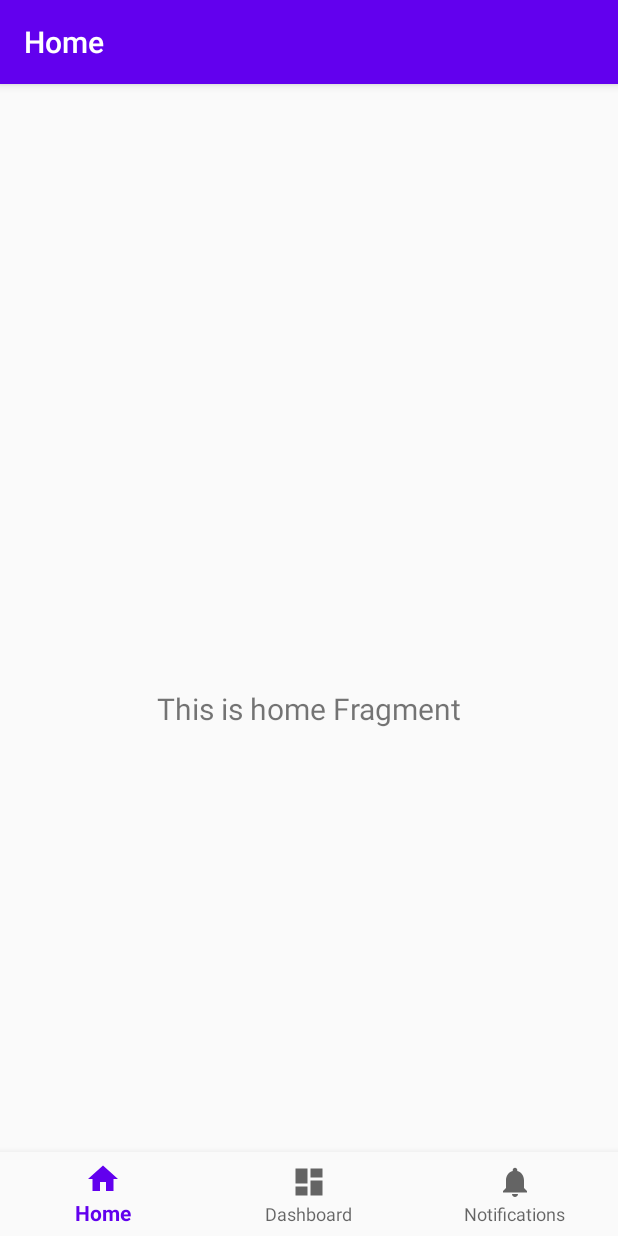
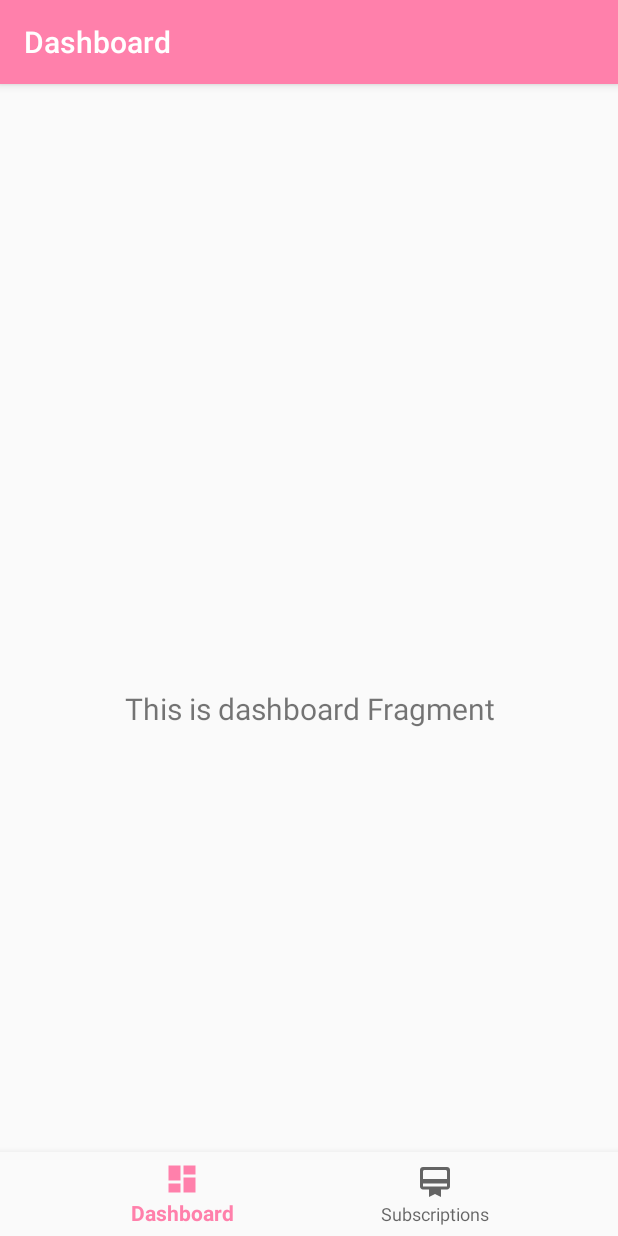
Before and after one commit to XinnyLiuu/Piggy, an Android app: the screen it shows after launch (MainActivity), on a phone screen of 412 x 824 dp. Run offline under Robolectric (Android 15) with nearby library versions, the light colour scheme and no system bars; our stand-ins replace navigation-ui.

Commit message:
boilerpalte coede clean up

```diff
--- a/app/build.gradle
+++ b/app/build.gradle
@@ -50,6 +50,8 @@ dependencies {
     implementation 'androidx.lifecycle:lifecycle-extensions:2.2.0'
     implementation 'androidx.navigation:navigation-fragment-ktx:2.2.1'
     implementation 'androidx.navigation:navigation-ui-ktx:2.2.1'
+    implementation 'androidx.legacy:legacy-support-v4:1.0.0'
+    implementation 'androidx.lifecycle:lifecycle-viewmodel-ktx:2.2.0'
     testImplementation 'junit:junit:4.12'
     androidTestImplementation 'androidx.test.ext:junit:1.1.1'
     androidTestImplementation 'androidx.test.espresso:espresso-core:3.2.0'
--- a/app/src/main/java/com/xl4998/piggy/MainActivity.kt
+++ b/app/src/main/java/com/xl4998/piggy/MainActivity.kt
@@ -13,13 +13,13 @@ class MainActivity : AppCompatActivity() {
     override fun onCreate(savedInstanceState: Bundle?) {
         super.onCreate(savedInstanceState)
         setContentView(R.layout.activity_main)
+
+        // Setup navigation
         val navView: BottomNavigationView = findViewById(R.id.nav_view)
-
         val navController = findNavController(R.id.nav_host_fragment)
-        // Passing each menu ID as a set of Ids because each
-        // menu should be considered as top level destinations.
-        val appBarConfiguration = AppBarConfiguration(setOf(
-                R.id.navigation_home, R.id.navigation_dashboard, R.id.navigation_notifications))
+        val appBarConfiguration = AppBarConfiguration(
+            setOf(R.id.navigation_dashboard, R.id.navigation_subscriptions)
+        )
         setupActionBarWithNavController(navController, appBarConfiguration)
         navView.setupWithNavController(navController)
     }
--- a/app/src/main/java/com/xl4998/piggy/ui/home/HomeFragment.kt
+++ /dev/null
@@ -1,31 +0,0 @@
-package com.xl4998.piggy.ui.home
-
-import android.os.Bundle
-import android.view.LayoutInflater
-import android.view.View
-import android.view.ViewGroup
-import android.widget.TextView
-import androidx.fragment.app.Fragment
-import androidx.lifecycle.Observer
-import androidx.lifecycle.ViewModelProviders
-import com.xl4998.piggy.R
-
-class HomeFragment : Fragment() {
-
-    private lateinit var homeViewModel: HomeViewModel
-
-    override fun onCreateView(
-            inflater: LayoutInflater,
-            container: ViewGroup?,
-            savedInstanceState: Bundle?
-    ): View? {
-        homeViewModel =
-                ViewModelProviders.of(this).get(HomeViewModel::class.java)
-        val root = inflater.inflate(R.layout.fragment_home, container, false)
-        val textView: TextView = root.findViewById(R.id.text_home)
-        homeViewModel.text.observe(viewLifecycleOwner, Observer {
-            textView.text = it
-        })
-        return root
-    }
-}
--- a/app/src/main/java/com/xl4998/piggy/ui/home/HomeViewModel.kt
+++ /dev/null
@@ -1,13 +0,0 @@
-package com.xl4998.piggy.ui.home
-
-import androidx.lifecycle.LiveData
-import androidx.lifecycle.MutableLiveData
-import androidx.lifecycle.ViewModel
-
-class HomeViewModel : ViewModel() {
-
-    private val _text = MutableLiveData<String>().apply {
-        value = "This is home Fragment"
-    }
-    val text: LiveData<String> = _text
-}
--- /dev/null
+++ b/app/src/main/res/drawable/round_card_membership_24.xml
@@ -0,0 +1,9 @@
+<vector xmlns:android="http://schemas.android.com/apk/res/android"
+    android:width="24dp"
+    android:height="24dp"
+    android:viewportWidth="24"
+    android:viewportHeight="24">
+  <path
+      android:fillColor="#FFFFFF"
+      android:pathData="M20,2L4,2c-1.11,0 -2,0.89 -2,2v11c0,1.11 0.89,2 2,2h4v5l4,-2 4,2v-5h4c1.11,0 2,-0.89 2,-2L22,4c0,-1.11 -0.89,-2 -2,-2zM20,15L4,15v-2h16v2zM20,10L4,10L4,5c0,-0.55 0.45,-1 1,-1h14c0.55,0 1,0.45 1,1v5z"/>
+</vector>
--- a/app/src/main/res/layout/fragment_home.xml
+++ /dev/null
@@ -1,22 +0,0 @@
-<?xml version="1.0" encoding="utf-8"?>
-<androidx.constraintlayout.widget.ConstraintLayout xmlns:android="http://schemas.android.com/apk/res/android"
-    xmlns:app="http://schemas.android.com/apk/res-auto"
-    xmlns:tools="http://schemas.android.com/tools"
-    android:layout_width="match_parent"
-    android:layout_height="match_parent"
-    tools:context=".ui.home.HomeFragment">
-
-    <TextView
-        android:id="@+id/text_home"
-        android:layout_width="match_parent"
-        android:layout_height="wrap_content"
-        android:layout_marginStart="8dp"
-        android:layout_marginTop="8dp"
-        android:layout_marginEnd="8dp"
-        android:textAlignment="center"
-        android:textSize="20sp"
-        app:layout_constraintBottom_toBottomOf="parent"
-        app:layout_constraintEnd_toEndOf="parent"
-        app:layout_constraintStart_toStartOf="parent"
-        app:layout_constraintTop_toTopOf="parent" />
-</androidx.constraintlayout.widget.ConstraintLayout>
--- a/app/src/main/res/menu/bottom_nav_menu.xml
+++ b/app/src/main/res/menu/bottom_nav_menu.xml
@@ -1,10 +1,5 @@
 <?xml version="1.0" encoding="utf-8"?>
 <menu xmlns:android="http://schemas.android.com/apk/res/android">
-
-    <item
-        android:id="@+id/navigation_home"
-        android:icon="@drawable/ic_home_black_24dp"
-        android:title="@string/title_home" />
 
     <item
         android:id="@+id/navigation_dashboard"
@@ -12,8 +7,8 @@
         android:title="@string/title_dashboard" />
 
     <item
-        android:id="@+id/navigation_notifications"
-        android:icon="@drawable/ic_notifications_black_24dp"
-        android:title="@string/title_notifications" />
+        android:id="@+id/navigation_subscriptions"
+        android:icon="@drawable/round_card_membership_24"
+        android:title="@string/title_subscriptions" />
 
 </menu>
--- a/app/src/main/res/navigation/mobile_navigation.xml
+++ b/app/src/main/res/navigation/mobile_navigation.xml
@@ -3,13 +3,7 @@
     xmlns:app="http://schemas.android.com/apk/res-auto"
     xmlns:tools="http://schemas.android.com/tools"
     android:id="@+id/mobile_navigation"
-    app:startDestination="@+id/navigation_home">
-
-    <fragment
-        android:id="@+id/navigation_home"
-        android:name="com.xl4998.piggy.ui.home.HomeFragment"
-        android:label="@string/title_home"
-        tools:layout="@layout/fragment_home" />
+    app:startDestination="@id/navigation_dashboard">
 
     <fragment
         android:id="@+id/navigation_dashboard"
@@ -18,8 +12,9 @@
         tools:layout="@layout/fragment_dashboard" />
 
     <fragment
-        android:id="@+id/navigation_notifications"
-        android:name="com.xl4998.piggy.ui.notifications.NotificationsFragment"
-        android:label="@string/title_notifications"
-        tools:layout="@layout/fragment_notifications" />
+        android:id="@+id/navigation_subscriptions"
+        android:name="com.xl4998.piggy.ui.subscriptions.SubscriptionsFragment"
+        android:label="@string/title_subscriptions"
+        tools:layout="@layout/fragment_subscriptions" />
+
 </navigation>
--- a/app/src/main/res/values/colors.xml
+++ b/app/src/main/res/values/colors.xml
@@ -1,6 +1,6 @@
 <?xml version="1.0" encoding="utf-8"?>
 <resources>
-    <color name="colorPrimary">#6200EE</color>
-    <color name="colorPrimaryDark">#3700B3</color>
-    <color name="colorAccent">#03DAC5</color>
+    <color name="colorPrimary">#ff80ab</color>
+    <color name="colorPrimaryDark">#c94f7c</color>
+    <color name="colorAccent">#ffb2dd</color>
 </resources>
--- a/app/src/main/res/values/strings.xml
+++ b/app/src/main/res/values/strings.xml
@@ -1,6 +1,5 @@
 <resources>
     <string name="app_name">Piggy</string>
-    <string name="title_home">Home</string>
     <string name="title_dashboard">Dashboard</string>
-    <string name="title_notifications">Notifications</string>
+    <string name="title_subscriptions">Subscriptions</string>
 </resources>
```
Also changed, not shown: app/src/main/java/com/xl4998/piggy/ui/notifications/NotificationsFragment.kt (deleted, +0 -31 lines), app/src/main/java/com/xl4998/piggy/ui/notifications/NotificationsViewModel.kt (deleted, +0 -13 lines), app/src/main/java/com/xl4998/piggy/ui/subscriptions/SubscriptionsFragment.kt (added, +33 -0 lines), app/src/main/java/com/xl4998/piggy/ui/subscriptions/SubscriptionsViewModel.kt (added, +7 -0 lines), app/src/main/res/layout/fragment_subscriptions.xml (renamed from app/src/main/res/layout/fragment_notifications.xml, +6 -5 lines).
